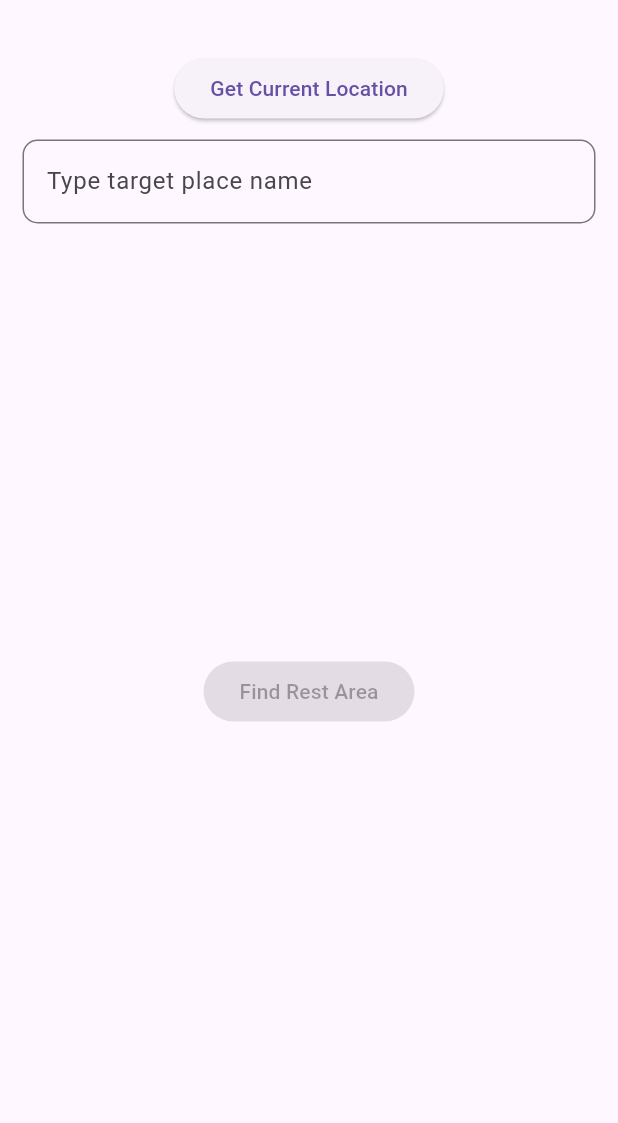
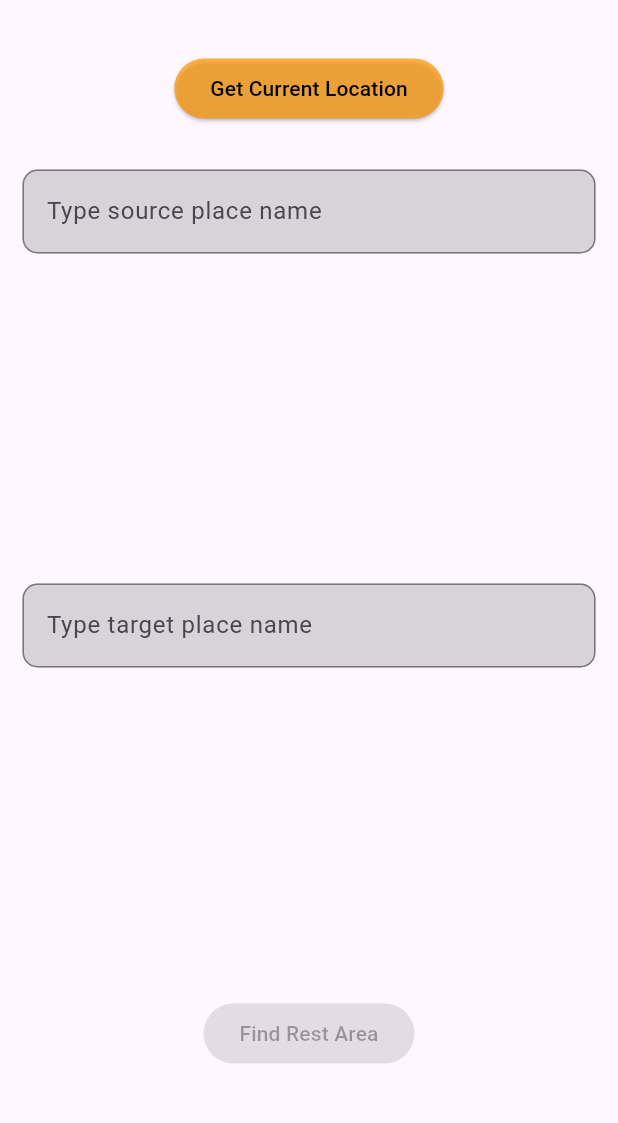
Before and after one commit to JakariaKhan-CSE/Rest-Area-Recommender, a Flutter app: the screen it shows after launch, on a phone screen of 412 x 824 dp, the part 84-1207 px from its top. Run offline on Flutter 3.47's test engine with Material 3 defaults, Android fonts, the phone set to English and light mode, and no system bars; our stand-ins replace connectivity_plus, csv, flutter_animate, geocoding, geolocator, google_maps_flutter and 3 more; missing offline and left inert: flutter_polyline_points; accounts and stored records are empty.

Commit message:
working source to destination.

```diff
--- a/lib/homepage.dart
+++ b/lib/homepage.dart
@@ -24,10 +24,14 @@ class _HomePageState extends State<HomePage> {
   List<List<dynamic>> csvData = [];
   List<LatLng> checkPoints = [];
   bool _showSuggest = true;
+  bool _showSuggest1 = true;
   final TextEditingController _destinationController = TextEditingController();
+  final TextEditingController _sourceController = TextEditingController();
   var uuid = const Uuid();
-  String session_token = "123456";
-  List<dynamic> placesList = [];
+  String session_token1 = "123456";
+  String session_token2 = "789546";
+  List<dynamic> placesListSource = [];
+  List<dynamic> placesListTarget = [];
   String? district;
   String? sourcelocation_name;
   String? targetlocation_name;
@@ -42,7 +46,8 @@ class _HomePageState extends State<HomePage> {
   void initState() {
     super.initState();
     _loadCSV();
-    _destinationController.addListener(onChange);
+    _destinationController.addListener(() => onChangeTarget(_destinationController.text));
+    _sourceController.addListener(() => onChangeSource(_sourceController.text));
     internetConnectionCheck();
 
     // Initialize Hive box
@@ -120,51 +125,66 @@ class _HomePageState extends State<HomePage> {
     });
   }
 
-  void onChange() {
-    getSuggestion(_destinationController.text);
+  void onChangeSource(String input) {
+    getSuggestionSource(input);
+  }
+  void onChangeTarget(String input) {
+    getSuggestionTarget(input);
   }
 
-  Future<void> getSuggestion(String input) async {
-    if (destinationBox.containsKey(input)) {
-      // print('Save free credit. Because i use local database');
-      var storedData = destinationBox.get(input);
-      setState(() {
-        placesList = [storedData];
-        _showSuggest = false;
-        destinationlatlng = LatLng(storedData['lat'], storedData['lng']);
-        targetlocation_name = storedData['description'];
-      });
-    } else {
-      // print('Not Save free credit. Because i use google place api');
+  Future<void> getSuggestionSource(String input) async {
+
       const String kplacesApiKey = 'AIzaSyDtrIULtBZpbwdbvDlMiwf8W9u8Zem1T1g';
       String baseURL = 'https://maps.googleapis.com/maps/api/place/autocomplete/json';
-      String request = '$baseURL?input=$input&key=$kplacesApiKey&sessiontoken=$session_token';
+      String request = '$baseURL?input=$input&key=$kplacesApiKey&sessiontoken=$session_token1';
 
       var response = await http.get(Uri.parse(request));
       if (response.statusCode == 200) {
         setState(() {
-          placesList = jsonDecode(response.body.toString())['predictions'];
+          placesListSource = jsonDecode(response.body.toString())['predictions'];
         });
       } else {
         throw Exception('Failed to load data. Response not 200');
       }
+
   }
+  Future<void> getSuggestionTarget(String input) async {
+
+    const String kplacesApiKey = 'AIzaSyDtrIULtBZpbwdbvDlMiwf8W9u8Zem1T1g';
+    String baseURL = 'https://maps.googleapis.com/maps/api/place/autocomplete/json';
+    String request = '$baseURL?input=$input&key=$kplacesApiKey&sessiontoken=$session_token2';
+
+    var response = await http.get(Uri.parse(request));
+    if (response.statusCode == 200) {
+      setState(() {
+        placesListTarget = jsonDecode(response.body.toString())['predictions'];
+      });
+    } else {
+      throw Exception('Failed to load data. Response not 200');
+    }
+
   }
 
   @override
   void dispose() {
     super.dispose();
     _destinationController.dispose();
+    _sourceController.dispose();
     connectivitySubscription.cancel();
   }
 
   void _resetState() {
     setState(() {
       _destinationController.clear();
-      placesList.clear();
+      _sourceController.clear();
+      placesListSource.clear();
+      placesListTarget.clear();
       _showSuggest = true;
+      _showSuggest1 = true;
       targetlocation_name = null;
+      sourcelocation_name = null;
       destinationlatlng = null;
+      sourcelatlng = null;
     });
   }
 
@@ -176,7 +196,8 @@ class _HomePageState extends State<HomePage> {
         centerTitle: true,
         elevation: 10,
       ),
-      body: Padding(
+      body: SingleChildScrollView(
+        child: Padding(
           padding: const EdgeInsets.all(15.0),
           child: Column(
             mainAxisAlignment: MainAxisAlignment.center,
@@ -198,6 +219,8 @@ class _HomePageState extends State<HomePage> {
                   : Container(),
               const SizedBox(height: 20),
               ElevatedButton(
+                style: ElevatedButton.styleFrom(
+                    backgroundColor: Colors.orange.withOpacity(0.7), foregroundColor: Colors.black),
                 onPressed: () {
                   _currentPosition().then((value) async {
                     List<Placemark> placemarks = await placemarkFromCoordinates(value.latitude, value.longitude);
@@ -213,8 +236,54 @@ class _HomePageState extends State<HomePage> {
                 },
                 child: const Text("Get Current Location"),
               ),
-            const SizedBox(height: 10),
-            TextFormField(
+              const SizedBox(height: 30),
+              Container(
+                decoration: BoxDecoration(
+                    color: Colors.grey.withOpacity(0.4),
+                    borderRadius: BorderRadius.circular(10)),
+                child: TextFormField(
+                  controller: _sourceController,
+                  decoration: InputDecoration(
+                    border: OutlineInputBorder(
+                      borderRadius: BorderRadius.circular(10),
+                    ),
+                    hintText: "Type source place name",
+                  ),
+                ),
+              ),
+              if (_showSuggest)
+                SizedBox(
+                  height: 200, // Adjust height according to your needs
+                  child: ListView.builder(
+                    itemCount: placesListSource.length,
+                    itemBuilder: (context, index) {
+                      return GestureDetector(
+                        onTap: () async {
+                          List<Location> locations = await locationFromAddress(placesListSource[index]['description']);
+                          if (_sourceController.text.isNotEmpty) {
+                            _sourceController.text = placesListSource[index]['description'];
+                            setState(() {
+                              _showSuggest = false;
+                              sourcelatlng = LatLng(locations.first.latitude, locations.first.longitude);
+                              sourcelocation_name = placesListSource[index]['description'];
+
+
+                            });
+                          }
+
+
+                        },
+                        child: ListTile(title: Text(placesListSource[index]['description'])),
+                      );
+                    },
+                  ),
+                ),
+              const SizedBox(height: 20),
+              Container(
+                decoration: BoxDecoration(
+                    color: Colors.grey.withOpacity(0.4),
+                    borderRadius: BorderRadius.circular(10)),
+                child: TextFormField(
                   controller: _destinationController,
                   decoration: InputDecoration(
                     border: OutlineInputBorder(
@@ -223,35 +292,36 @@ class _HomePageState extends State<HomePage> {
                     hintText: "Type target place name",
                   ),
                 ),
-            if (_showSuggest)
-              Expanded(
+              ),
+              if (_showSuggest1)
+                SizedBox(
+                  height: 200, // Adjust height according to your needs
                   child: ListView.builder(
-                  itemCount: placesList.length,
+                    itemCount: placesListTarget.length,
                     itemBuilder: (context, index) {
                       return GestureDetector(
                         onTap: () async {
-                        List<Location> locations = await locationFromAddress(placesList[index]['description']);
-                        _destinationController.text = placesList[index]['description'];
+                          List<Location> locations = await locationFromAddress(placesListTarget[index]['description']);
+                          if (_destinationController.text.isNotEmpty) {
+                            _destinationController.text = placesListTarget[index]['description'];
                             setState(() {
-                          _showSuggest = false;
+                              _showSuggest1 = false;
                               destinationlatlng = LatLng(locations.first.latitude, locations.first.longitude);
-                          targetlocation_name = placesList[index]['description'];
+                              targetlocation_name = placesListTarget[index]['description'];
 
-                          // Save to local storage
-                          destinationBox.put(targetlocation_name, {
-                            'description': targetlocation_name,
-                            'lat': locations.first.latitude,
-                            'lng': locations.first.longitude,
+
                             });
-                        });
+                          }
                         },
-                      child: ListTile(title: Text(placesList[index]['description'])),
+                        child: ListTile(title: Text(placesListTarget[index]['description'])),
                       );
                     },
                   ),
                 ),
               const SizedBox(height: 20),
               ElevatedButton(
+                style: ElevatedButton.styleFrom(
+                    backgroundColor: Colors.orange.withOpacity(0.7), foregroundColor: Colors.black),
                 onPressed: sourcelatlng == null
                     ? null
                     : destinationlatlng == null
@@ -274,8 +344,8 @@ class _HomePageState extends State<HomePage> {
                 },
                 child: const Text("Find Rest Area"),
               ),
-            const Spacer(),
             ],
+          ),
         ),
       ),
     );
```
Lines whose indentation alone changed are shown as unchanged.
